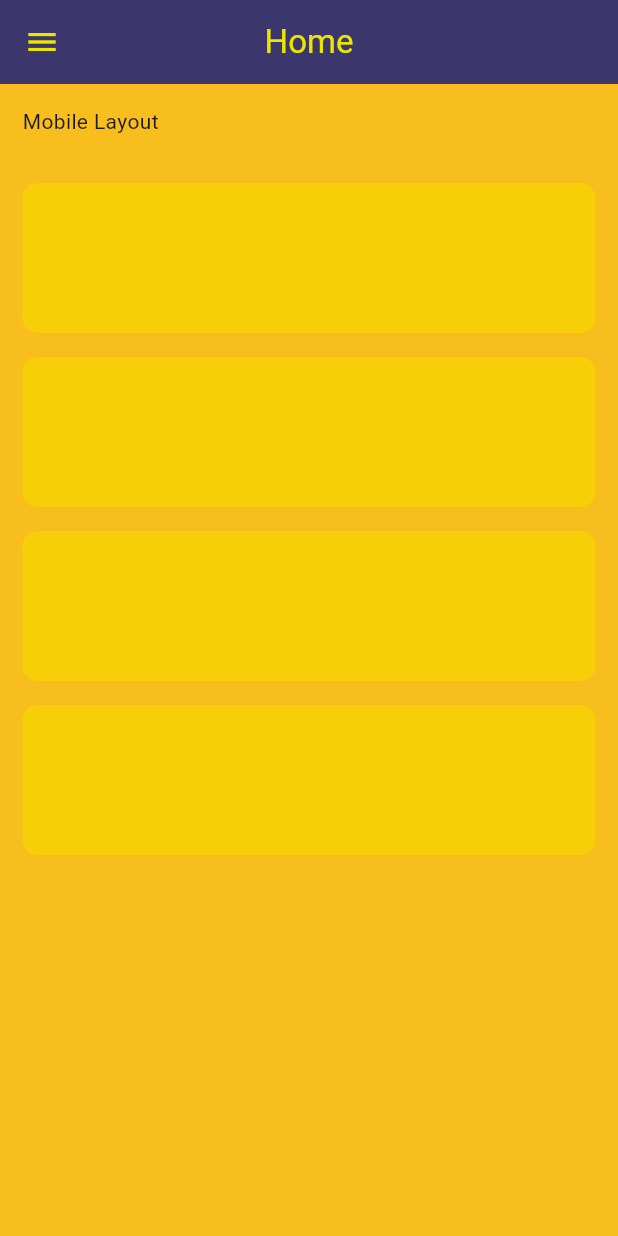
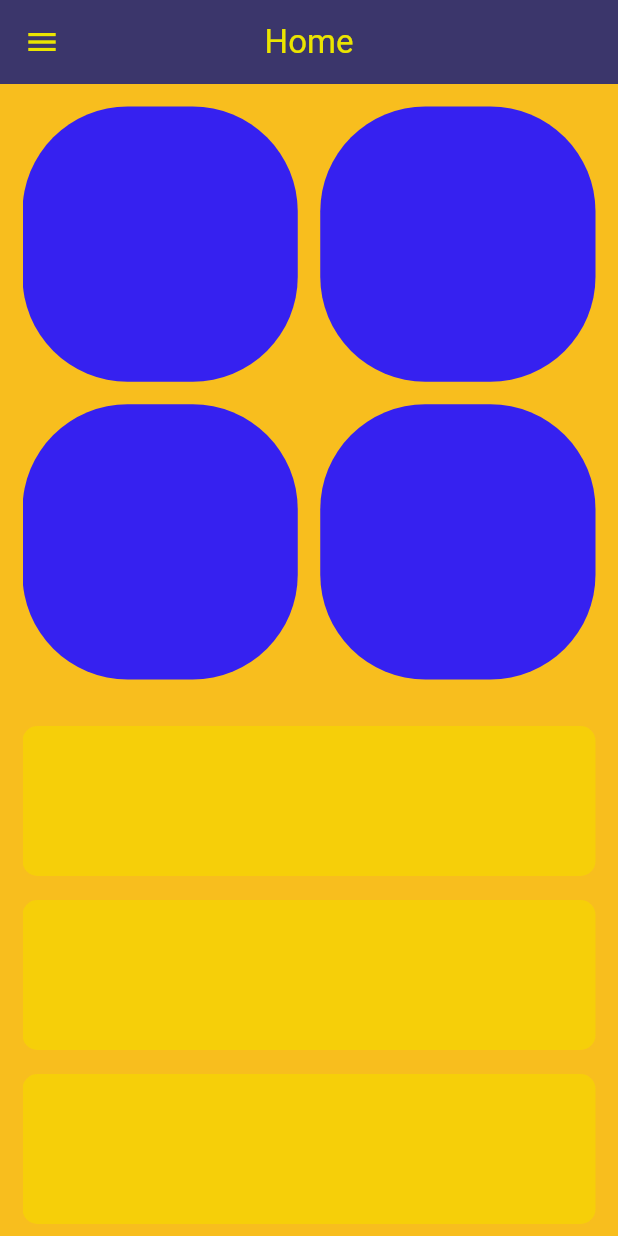
Before and after one commit to Devsaci/ts_sect3_responsive_desing, a Flutter app: the screen it shows after launch, on a phone screen of 412 x 824 dp. Run offline on Flutter 3.47's test engine with Material 3 defaults, Android fonts, the light colour scheme and no system bars; our stand-ins replace font_awesome_flutter.

Commit message:
return const CustomsSliverGrid();

```diff
--- a/lib/view/widgets/home_view_body.dart
+++ b/lib/view/widgets/home_view_body.dart
@@ -24,7 +24,7 @@ class HomeViewBody extends StatelessWidget {
                 if (constraints.maxWidth > 600) {
                   return const Text("Tablet Lauout");
                 } else {
-                  return const Text("Mobile Layout");
+                  return const CustomsSliverGrid();
                 }
               },
             ),
```
